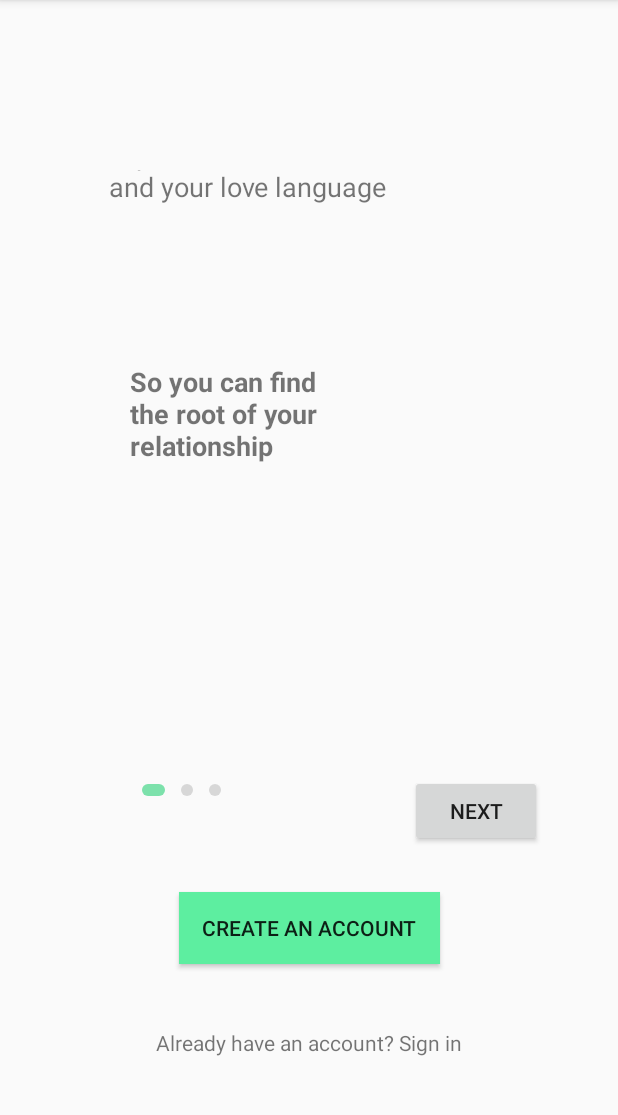
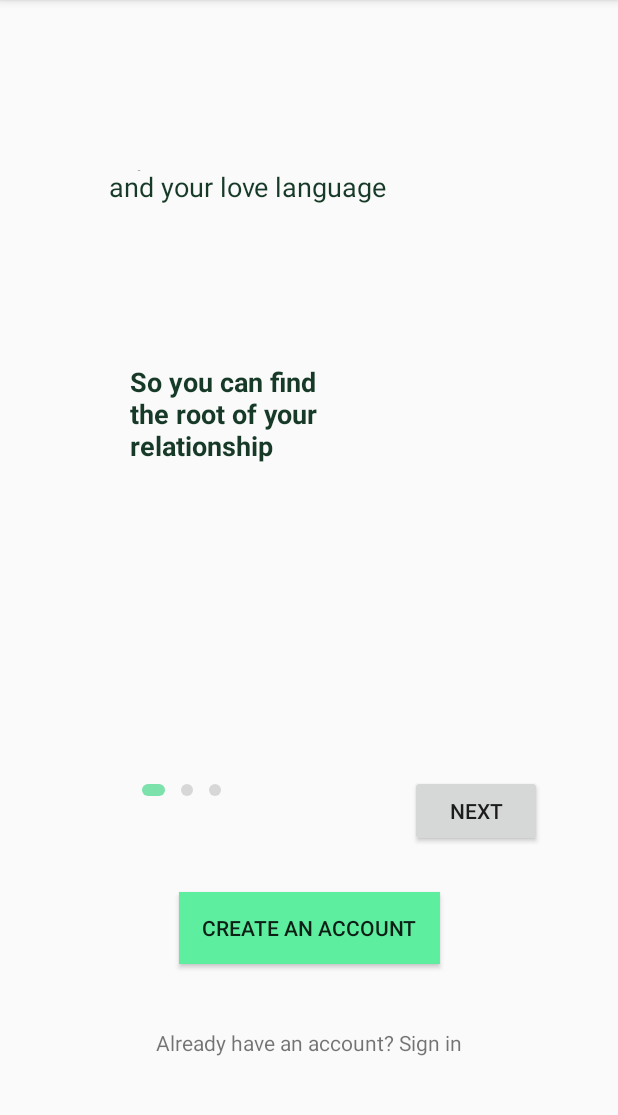
Before and after one commit to Mechiri/pervasive-computing, an Android app: the screen it shows after launch (start), on a phone screen of 412 x 824 dp, the part 84-1199 px from its top. Run offline under Robolectric (Android 15) with nearby library versions, the light colour scheme and no system bars.

Commit message:
Creating OnBoarding Screens 0.10 - 0.12, adding text coloring

```diff
--- a/app/src/main/res/layout/onboardinglayoutcontainer.xml
+++ b/app/src/main/res/layout/onboardinglayoutcontainer.xml
@@ -18,6 +18,7 @@
         android:layout_marginTop="147dp"
         android:layout_marginEnd="171dp"
         android:layout_marginBottom="70dp"
+        android:textColor="@color/darkgreen"
         android:textSize="18sp"
         app:layout_constraintBottom_toTopOf="@+id/secondText"
         app:layout_constraintEnd_toEndOf="parent"
@@ -31,6 +32,7 @@
         android:layout_marginStart="120dp"
         android:layout_marginEnd="224dp"
         android:layout_marginBottom="259dp"
+        android:textColor="@color/darkgreen"
         android:textSize="18sp"
         android:textStyle="bold"
         app:layout_constraintBottom_toBottomOf="parent"
```
